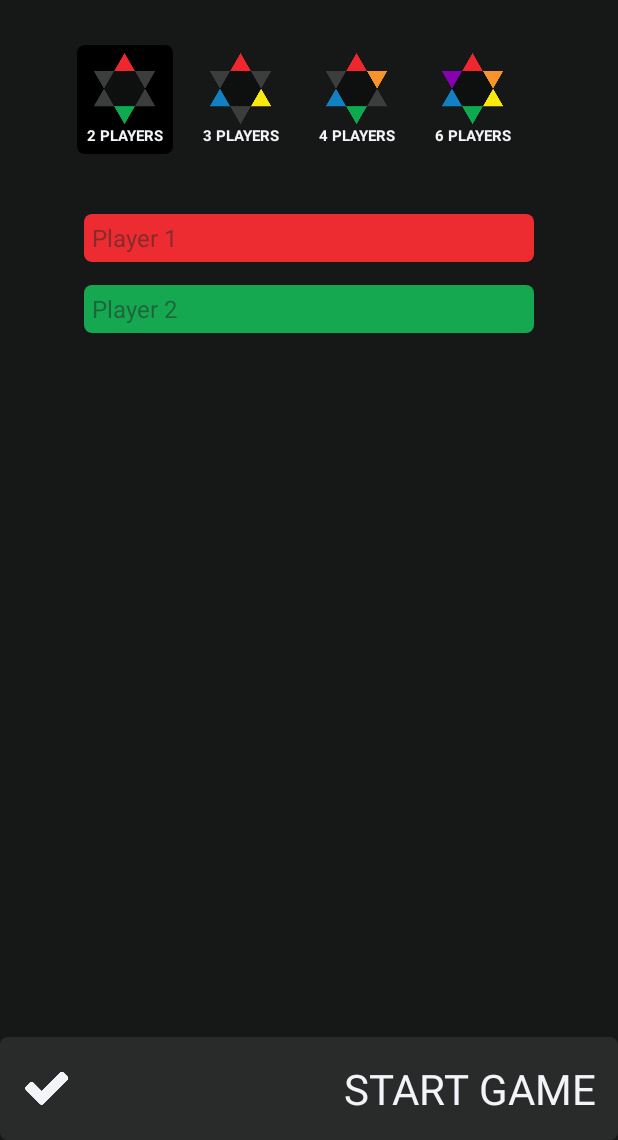
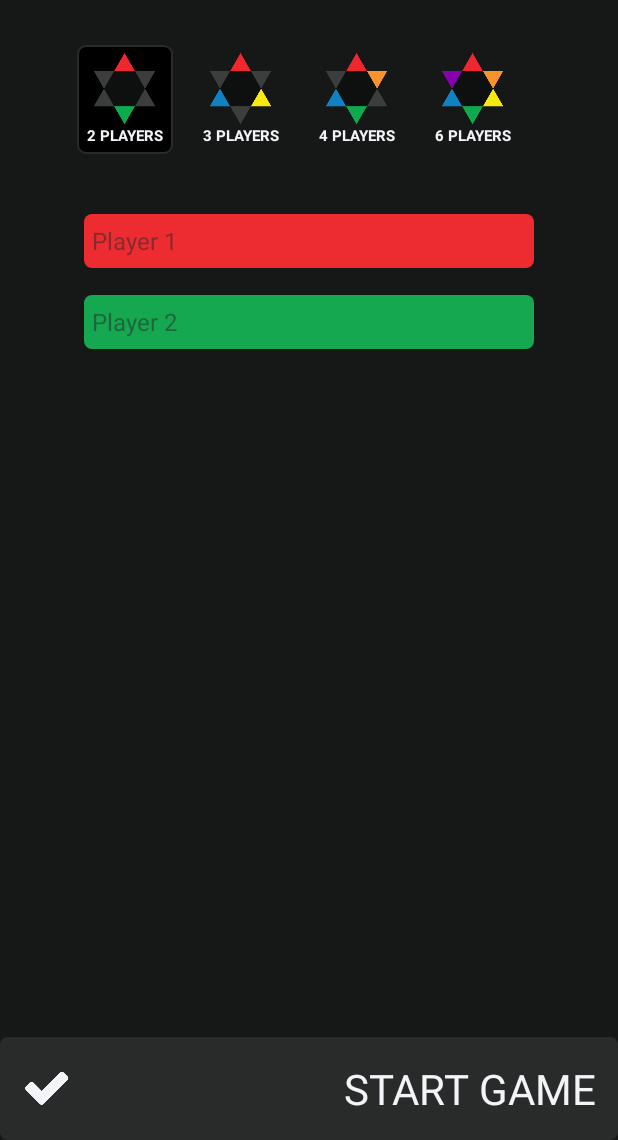
Before and after one commit to chriskdon/chinese-checkers, an Android app: the HotseatConfigurationActivity screen opened directly, with no data from a screen before it, on a phone screen of 412 x 824 dp, the part 96-1236 px from its top. Run offline under Robolectric (Android 15) with nearby library versions, the phone set to English and light mode, and no system bars.

Commit message:
modified EditText sizes, and number of players button

```diff
--- a/android-application/ChineseCheckers/src/main/res/drawable-mdpi/chch_togglebutton.xml
+++ b/android-application/ChineseCheckers/src/main/res/drawable-mdpi/chch_togglebutton.xml
@@ -6,6 +6,7 @@
         <shape android:shape="rectangle">
             <corners android:radius="5dip" />
             <solid  android:color="@color/black"/>
+            <stroke android:width="1dp" android:color="@color/app_button"/>
         </shape>
     </item>
 
--- a/android-application/ChineseCheckers/src/main/res/layout/activity_hotseat_configuration.xml
+++ b/android-application/ChineseCheckers/src/main/res/layout/activity_hotseat_configuration.xml
@@ -134,7 +134,7 @@
 
     <LinearLayout
         android:layout_width="match_parent"
-        android:layout_height="32dp"
+        android:layout_height="36dp"
         android:paddingLeft="@dimen/activity_horizontal_margin"
         android:paddingRight="@dimen/activity_horizontal_margin"
         android:orientation="horizontal"
@@ -167,8 +167,8 @@
 
     <LinearLayout
         android:layout_width="match_parent"
-        android:layout_height="32dp"
-        android:layout_marginTop="15dp"
+        android:layout_height="36dp"
+        android:layout_marginTop="18dp"
         android:paddingLeft="@dimen/activity_horizontal_margin"
         android:paddingRight="@dimen/activity_horizontal_margin"
         android:orientation="horizontal"
@@ -200,8 +200,8 @@
 
     <LinearLayout
         android:layout_width="match_parent"
-        android:layout_height="32dp"
-        android:layout_marginTop="15dp"
+        android:layout_height="36dp"
+        android:layout_marginTop="18dp"
         android:paddingLeft="@dimen/activity_horizontal_margin"
         android:paddingRight="@dimen/activity_horizontal_margin"
         android:orientation="horizontal"
@@ -233,8 +233,8 @@
 
     <LinearLayout
         android:layout_width="match_parent"
-        android:layout_height="32dp"
-        android:layout_marginTop="15dp"
+        android:layout_height="36dp"
+        android:layout_marginTop="18dp"
         android:paddingLeft="@dimen/activity_horizontal_margin"
         android:paddingRight="@dimen/activity_horizontal_margin"
         android:orientation="horizontal"
@@ -266,8 +266,8 @@
 
     <LinearLayout
         android:layout_width="match_parent"
-        android:layout_height="32dp"
-        android:layout_marginTop="15dp"
+        android:layout_height="36dp"
+        android:layout_marginTop="18dp"
         android:paddingLeft="@dimen/activity_horizontal_margin"
         android:paddingRight="@dimen/activity_horizontal_margin"
         android:orientation="horizontal"
@@ -299,8 +299,8 @@
 
     <LinearLayout
         android:layout_width="match_parent"
-        android:layout_height="32dp"
-        android:layout_marginTop="15dp"
+        android:layout_height="36dp"
+        android:layout_marginTop="18dp"
         android:paddingLeft="@dimen/activity_horizontal_margin"
         android:paddingRight="@dimen/activity_horizontal_margin"
         android:orientation="horizontal"
```
